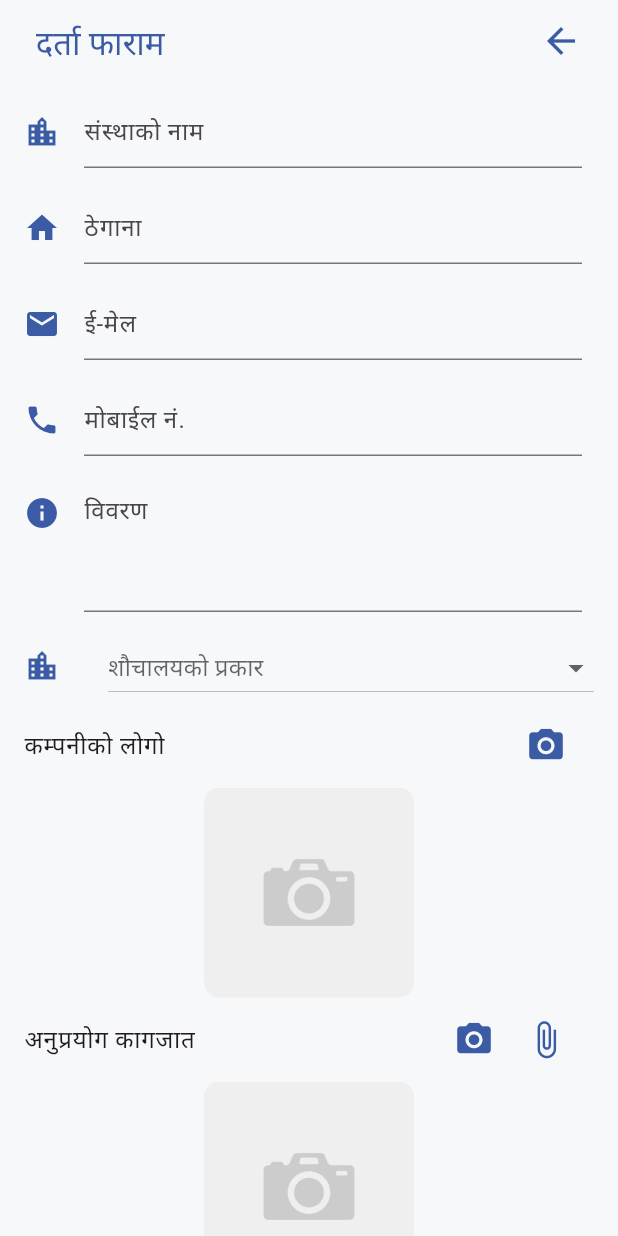
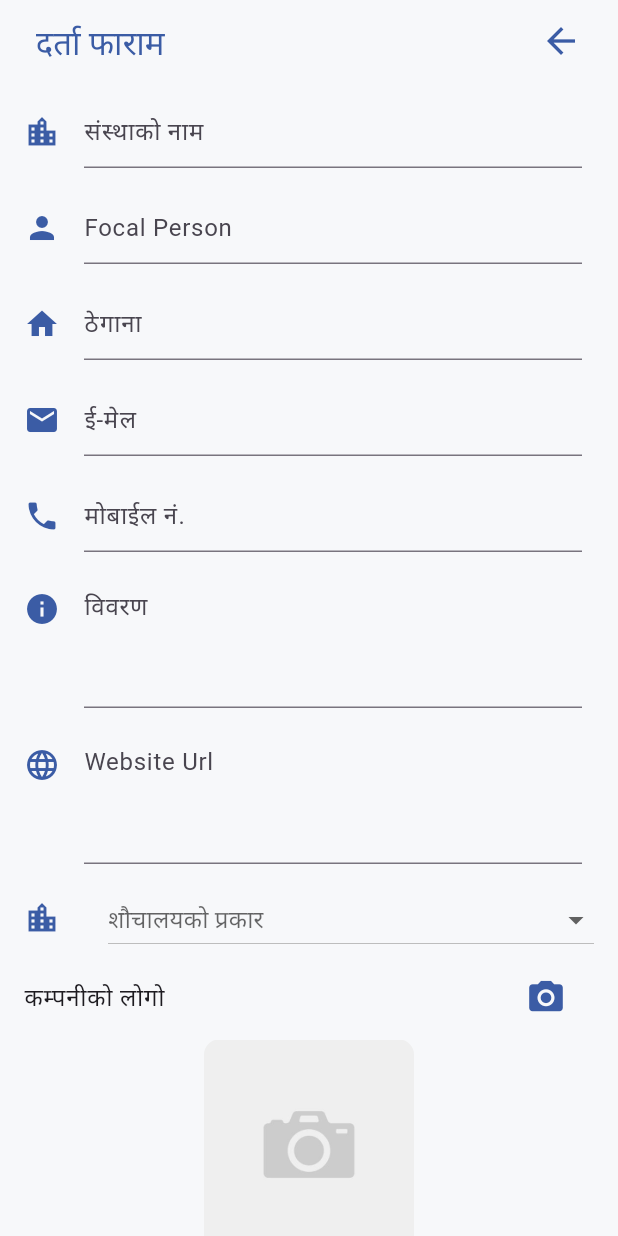
Before and after one commit to PrakhyatPokhrel/kmc, a Flutter app: the EnrollPage screen opened directly, on a phone screen of 412 x 824 dp. Run offline on Flutter 3.47's test engine with Material 3 defaults, Android fonts, the phone set to English and light mode, and no system bars; drawn by our look-alikes of flutter_form_builder; our stand-ins replace badges, bloc, cached_network_image, carousel_slider, connectivity, dio and 30 more; missing offline and left inert: dio_http_cache_lts, easy_image_viewer, external_path, flutter_downloader, flutter_file_dialog, flutter_inappwebview and 12 more; accounts and stored records are empty; project files that could hold a hidden picture were left out.

Commit message:
before code deletion

```diff
--- a/lib/all_toilet_map_page.dart
+++ b/lib/all_toilet_map_page.dart
@@ -9,7 +9,8 @@ class AllToiletMapPage extends StatelessWidget {
   final List<NearbyToiletsModel> getToilet;
 
   @override
-  Widget build(BuildContext context) {final GalliController controller = GalliController(zoom: 15.8,authKey: 'c9c7a4c0-2834-4282-94f7-f4c79c40ab0a',initialPosition: latLng);
+  Widget build(BuildContext context) {
+    final GalliController controller = GalliController(zoom: 15.8,authKey: 'c9c7a4c0-2834-4282-94f7-f4c79c40ab0a',initialPosition: latLng);
     return  SafeArea(
       child: Stack(
         children: [
--- a/lib/config/url.dart
+++ b/lib/config/url.dart
@@ -423,3 +423,4 @@ const toiletGetBranchesUrl='$BASE_URL_FOR_TOILET_TEST/api/public_shauchalaya/get
 const toiletGetSingleBranchUrl='$BASE_URL_FOR_TOILET_TEST/api/public_shauchalaya/oneBranch';
 const getAllToiletRange='$BASE_URL_FOR_TOILET_TEST/api/geo_location/show_nearby_branch';
 const postToiletReviewUrl='$BASE_URL_FOR_TOILET_TEST/api/review/create_review';
+const postOrganizationFormUrl='$BASE_URL_FOR_TOILET_TEST/api/public_shauchalaya/org_verification_request';
--- a/lib/pages/enroll_page.dart
+++ b/lib/pages/enroll_page.dart
@@ -14,6 +14,7 @@ import 'package:kmc/utils/image_picker/image_picker_dialog.dart';
 import 'package:permission_handler/permission_handler.dart';
 import 'package:reactive_forms/reactive_forms.dart' as reactiveForm;
 import '../pages/sewa/sifarish_new/static_data/custom_regex_pattern.dart';
+import 'package:dio/dio.dart' as dio;
 
 class EnrollPage extends StatefulWidget {
   @override
@@ -24,26 +25,29 @@ class _EnrollPageState extends State<EnrollPage> {
   final GlobalKey<FormBuilderState> _fbKey = GlobalKey<FormBuilderState>();
 
   var _currentGender;
-  var _currentWard;
+  var _currentType;
   bool? checkboxValue = false;
   // List<ImageInputAdapter> _images;
   XFile? imagefile;
+  XFile? applicationFile;
   String? imageUploadURL;
   var type = [
-    {"name": "निजी", "value": "1"},
-    {"name": "सार्वजनिक", "value": "2"},
+    {"name": "निजी", "value": "private"},
+    {"name": "सार्वजनिक", "value": "public"},
 
   ];
   reactiveForm.FormGroup formgroup=reactiveForm.FormGroup({});
 
   var name = TextEditingController();
+  var focalPerson = TextEditingController();
   var set_password = TextEditingController();
   var email = TextEditingController();
   var mobile = TextEditingController();
   var address = TextEditingController();
   var re_password = TextEditingController();
   var description= TextEditingController();
-  String? imagePath=null;
+  var websiteUrl= TextEditingController();
+  // String? imagePath=null;
   @override
   void dispose() {
     // Never called
@@ -97,6 +101,21 @@ class _EnrollPageState extends State<EnrollPage> {
                             errorText: 'required_field'.tr),
                         decoration: new InputDecoration(
                           hintText: 'Organization-name'.tr,
+                        ),
+                        inputFormatters: [
+                          FilteringTextInputFormatter.allow(
+                              CustomRegexPattern.englishInput),
+                        ],
+                      ),
+                    ),
+                    new ListTile(
+                      leading: Icon(Icons.person, color: primary),
+                      title: new TextFormField(
+                        controller: focalPerson,
+                        validator: FormBuilderValidators.required(context,
+                            errorText: 'required_field'.tr),
+                        decoration: new InputDecoration(
+                          hintText: 'Focal Person'.tr,
                         ),
                         inputFormatters: [
                           FilteringTextInputFormatter.allow(
@@ -166,22 +185,49 @@ class _EnrollPageState extends State<EnrollPage> {
                       title: new TextFormField(
                         controller: description,
                         validator: FormBuilderValidators.compose([
-                          FormBuilderValidators.required(context,
-                              errorText: 'required_field'.tr),
-                          FormBuilderValidators.minLength(
-                            context,
-                            10,
-                            errorText: 'minLength'.tr,
-                          ),
-                          FormBuilderValidators.maxLength(
-                            context,
-                            10,
-                            errorText: 'maxLength'.tr,
-                          ),
+                          // FormBuilderValidators.required(context,
+                          //     errorText: 'required_field'.tr),
+                          // FormBuilderValidators.minLength(
+                          //   context,
+                          //   10,
+                          //   errorText: 'minLength'.tr,
+                          // ),
+                          // FormBuilderValidators.maxLength(
+                          //   context,
+                          //   10,
+                          //   errorText: 'maxLength'.tr,
+                          // ),
                         ]),
                         maxLines: 3,
                         decoration: new InputDecoration(
                           hintText: 'विवरण'.tr,
+                        ),
+                        keyboardType: TextInputType.phone,
+                      ),
+                    ),
+                     ListTile(
+                      leading: Transform.translate(
+                        offset: Offset(0, -22),
+                        child: Icon(Icons.language, color: primary)),
+                      title: new TextFormField(
+                        controller: websiteUrl,
+                        validator: FormBuilderValidators.compose([
+                          // FormBuilderValidators.required(context,
+                          //     errorText: 'required_field'.tr),
+                          // FormBuilderValidators.minLength(
+                          //   context,
+                          //   10,
+                          //   errorText: 'minLength'.tr,
+                          // ),
+                          // FormBuilderValidators.maxLength(
+                          //   context,
+                          //   10,
+                          //   errorText: 'maxLength'.tr,
+                          // ),
+                        ]),
+                        maxLines: 3,
+                        decoration: new InputDecoration(
+                          hintText: 'Website Url'.tr,
                         ),
                         keyboardType: TextInputType.phone,
                       ),
@@ -205,10 +251,10 @@ class _EnrollPageState extends State<EnrollPage> {
                                             ));
                                       },
                                     ).toList(),
-                                    value: _currentWard,
+                                    value: _currentType,
                                     onChanged: (value) {
                                       setState(() {
-                                        _currentWard = value;
+                                        _currentType = value;
                                       });
                                     },
                                   ),
@@ -234,7 +280,7 @@ class _EnrollPageState extends State<EnrollPage> {
                     ImageHandler(
                         isCropperRequired: false,
                         onFilePickSuccess: (file){
-                            imagePath = file.path;
+                            imagefile = file;
                             // widget.field.file = file;
                             setState(() {});
                         }).getImage(context);
@@ -254,13 +300,13 @@ class _EnrollPageState extends State<EnrollPage> {
                               height: 140.0,
                               decoration: new BoxDecoration(
                                 borderRadius: BorderRadius.circular(10),
-                                image:imagePath==null? new DecorationImage(
+                                image:imagefile==null? new DecorationImage(
                                   image:
                                       new ExactAssetImage('assets/image.png'),
                                   fit: BoxFit.cover,
                                 ):new DecorationImage(
                                   image:
-                                       FileImage(File(imagePath!)),
+                                       FileImage(File(imagefile!.path)),
                                   fit: BoxFit.cover,
                                 ),
                               ),
@@ -276,7 +322,7 @@ class _EnrollPageState extends State<EnrollPage> {
                     ImageHandler(
                         isCropperRequired: false,
                         onFilePickSuccess: (file) async {
-                            // imagePath = file.path;
+                            applicationFile = file;
                             setState(() {});
                         }).getImage(context);
                   },
@@ -288,8 +334,10 @@ class _EnrollPageState extends State<EnrollPage> {
                 ),
                   IconButton(
                     onPressed: () async {
-                      await Permission.storage.request();
-                      if(await Permission.location.isGranted){
+                      PermissionStatus storage= await Permission.manageExternalStorage.request();
+                      print(storage.isGranted);
+
+                      // if(storage.isGranted){
                       FilePickerResult? filePickerResult =
                           await FilePicker.platform.pickFiles(
                         type: FileType.custom,
@@ -299,11 +347,11 @@ class _EnrollPageState extends State<EnrollPage> {
                       if (filePickerResult != null) {
                         XFile? file =
                             XFile(filePickerResult.files.single.path!);
-                          // widget.file = file;
+                          applicationFile = file;
                           setState(() {});
                         }
                         // widget.onFilePickSuccess(file);
-                      }
+                      // }
                     },
                     icon: Icon(
                       Icons.attach_file,
@@ -319,9 +367,13 @@ class _EnrollPageState extends State<EnrollPage> {
                               height: 140.0,
                               decoration: new BoxDecoration(
                                 borderRadius: BorderRadius.circular(10),
-                                image: new DecorationImage(
+                                image:  applicationFile==null?new DecorationImage(
                                   image:
-                                      new ExactAssetImage('assets/image.png'),
+                                     new ExactAssetImage('assets/image.png'),
+                                  fit: BoxFit.cover,
+                                ):new DecorationImage(
+                                  image:
+                                     new FileImage(File(applicationFile!.path)),
                                   fit: BoxFit.cover,
                                 ),
                               ),
@@ -414,7 +466,7 @@ class _EnrollPageState extends State<EnrollPage> {
                 ),
               ),
               SizedBox(height: 40,),
-                      signupButton(),
+                      enrollButton(),
               SizedBox(height: 40,),
 
 
@@ -425,7 +477,7 @@ class _EnrollPageState extends State<EnrollPage> {
     );
   }
 
-  signupButton() {
+  enrollButton() {
     return Padding(
       padding: const EdgeInsets.all(8.0),
 
@@ -444,7 +496,7 @@ class _EnrollPageState extends State<EnrollPage> {
           child: Text('SEND'.tr,
               style: TextStyle(color: textPrimaryLightColor, fontSize: 20)),
           onPressed: () {
-            // submit();
+            submit();
             // Navigator.push(
             //     context, MaterialPageRoute(builder: (context) => Otp()));
           },
@@ -482,38 +534,35 @@ class _EnrollPageState extends State<EnrollPage> {
     // ));
   }
 
-  void submit() {
+  void submit() async{
     if (_fbKey.currentState!.validate() == true) {
       EasyLoading.show(status: 'Please wait...'.tr);
 
       _fbKey.currentState?.save();
+      var logo=await dio.MultipartFile.fromFile(imagefile!.path, filename: imagefile!.path);
+      var application=await dio.MultipartFile.fromFile(applicationFile!.path, filename: applicationFile!.name);
       var data = {
-        "name": name.text,
-        "address": address.text,
-        "mobile": mobile.text,
-        "password": set_password.text,
-        "gender": _currentGender,
-        "woda": _currentWard,
-        "user_img": imageUploadURL != null ? imageUploadURL : 'noImg.jpg',
+        "organization_name": name.text,
+        "organization_description": address.text,
+        "organization_type":_currentType,
+        "focal_person": focalPerson.text,
+        "organization_address": address.text,
+        "organization_contact": mobile.text,
+        "organization_website_url": websiteUrl.text,
+        "organization_email": email.text,
+        "organization_logo": logo,
+        "organization_pdf": application,
       };
-      if (email.text != "") {
-        data["email"] = email.text;
-      }
+      // if (email.text != "") {
+      //   data["email"] = email.text;
+      // }
       try {
-        signUp(data).then((value) => {
-              userID = value['data']['id'],
+        enrollOrganization(data).then((value) => {
               EasyLoading.dismiss(),
-              if (value['status'] == true)
+              if (value == true)
                 {
-                  Navigator.push(
-                      context,
-                      MaterialPageRoute(
-                          builder: (context) => SignUpOTP(
-                                user_id: userID,
-                                email: email.text,
-                                password: re_password.text,
-                                mobile: mobile.text
-                              ))),
+                  Get.back(),
+                  EasyLoading.showSuccess("Application sent for review")
                 }
               else
                 {
--- a/lib/pages/full_notification.dart
+++ b/lib/pages/full_notification.dart
@@ -68,7 +68,6 @@ class _FullNotificaionState extends State<FullNotificaion> {
   // }
   final MyInAppBrowser browser = new MyInAppBrowser();
 
-  @override
   var options = InAppBrowserClassOptions(
       crossPlatform: InAppBrowserOptions(hideUrlBar: false),
       inAppWebViewGroupOptions: InAppWebViewGroupOptions(
@@ -299,7 +298,6 @@ class _FullNotificaionState extends State<FullNotificaion> {
                 children: <Widget>[
                   GestureDetector(
                     onTap: () {
-                      var link = a;
 
                       // download(link);
                       getPermission(a);
```
Also changed, not shown: lib/config/Apiconnectservices.dart (+22 -3 lines), lib/pages/profile/paymentdetails.dart (+0 -7 lines), pubspec.yaml (+5 -10 lines), assets/Icon.png (deleted), assets/images/Botu-300.gif (deleted), assets/images/header.png (deleted), assets/images/icon.svg (deleted), assets/images/new_header.png (deleted), assets/images/pin.png (deleted), assets/images/qr.jpeg (deleted), assets/images/siddartha_logo.jpeg (deleted), lib/Auth/login.dart (line endings or trailing spaces), lib/firebase_options.dart, lib/pages/home/home.dart (line endings or trailing spaces), 1 more files, 5 other files.
